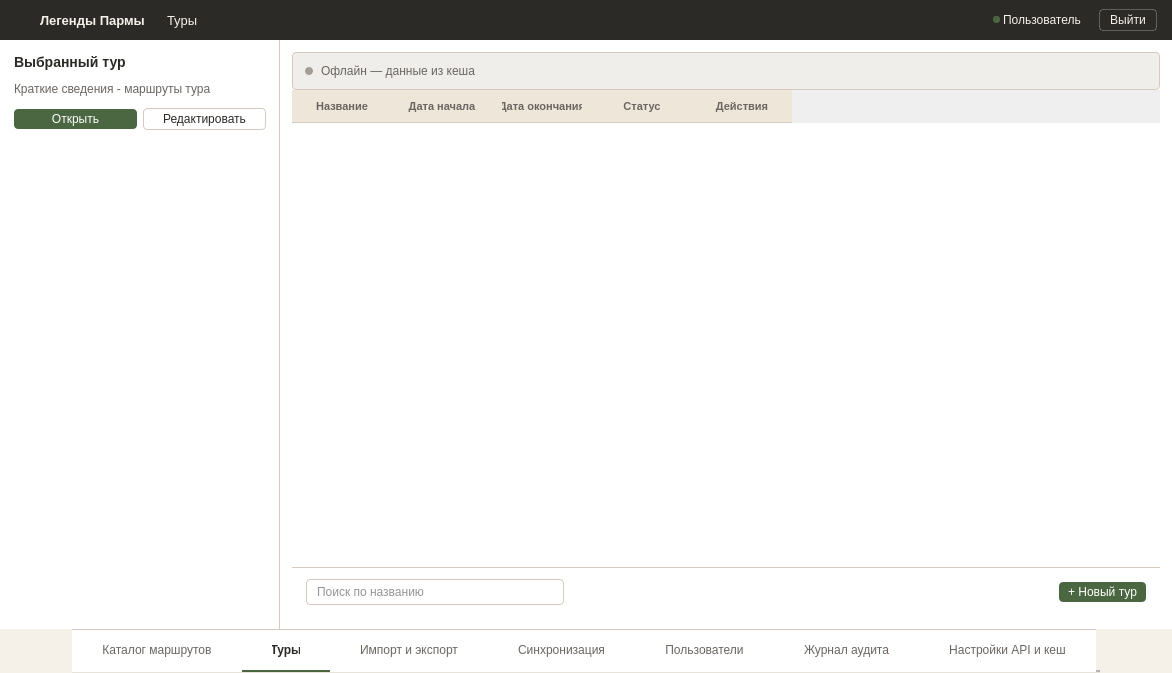
Before: the Qt Designer form ui/windows/tour_list_window.ui in nikolas-po/legends_parma, drawn with Qt 5.
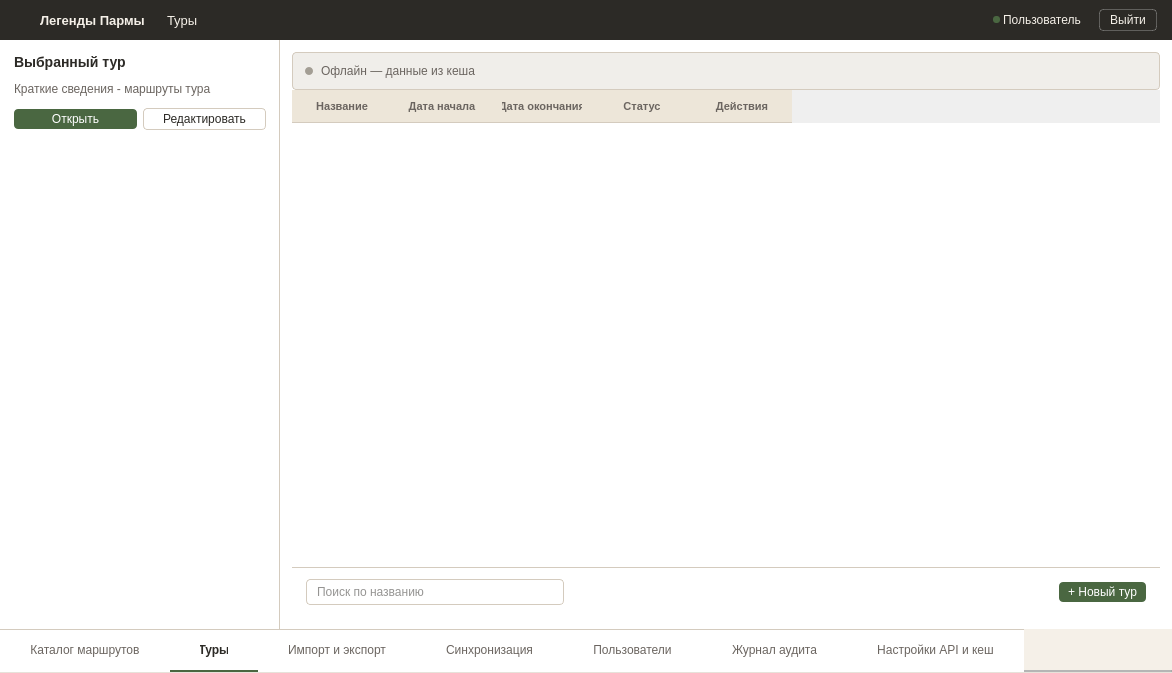
After: the same form once the commit is applied. Icons and pictures are not drawn.

The edit to the form file:
```diff
--- a/ui/windows/tour_list_window.ui
+++ b/ui/windows/tour_list_window.ui
@@ -413,9 +413,11 @@
       </item>
      </layout>
     </item>
-    <item alignment="Qt::AlignmentFlag::AlignHCenter">
-     <widget class="QTabWidget" name="tabWidget">
-      <property name="sizePolicy"><sizepolicy hsizetype="Maximum" vsizetype="Fixed"><horstretch>0</horstretch><verstretch>0</verstretch></sizepolicy></property>
+    <item>
+      <widget class='QTabWidget' name='tabWidget'>
+        <property name='sizePolicy'>
+          <sizepolicy hsizetype='Expanding' vsizetype='Fixed'>
+            <horstretch>1</horstretch><verstretch>0</verstretch></sizepolicy></property>
       <property name="minimumSize"><size><width>0</width><height>44</height></size></property>
       <property name="maximumSize"><size><width>16777215</width><height>44</height></size></property>
       <property name="tabPosition"><enum>QTabWidget::TabPosition::North</enum></property>
```
Left out of the diff: 6 changed lines with no effect on the pictures.
